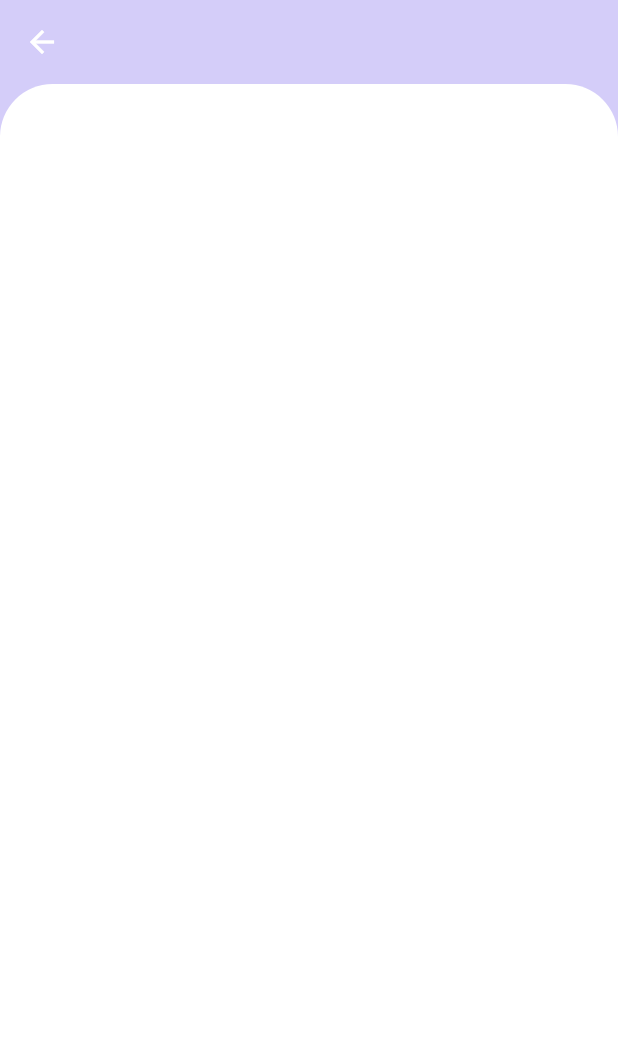
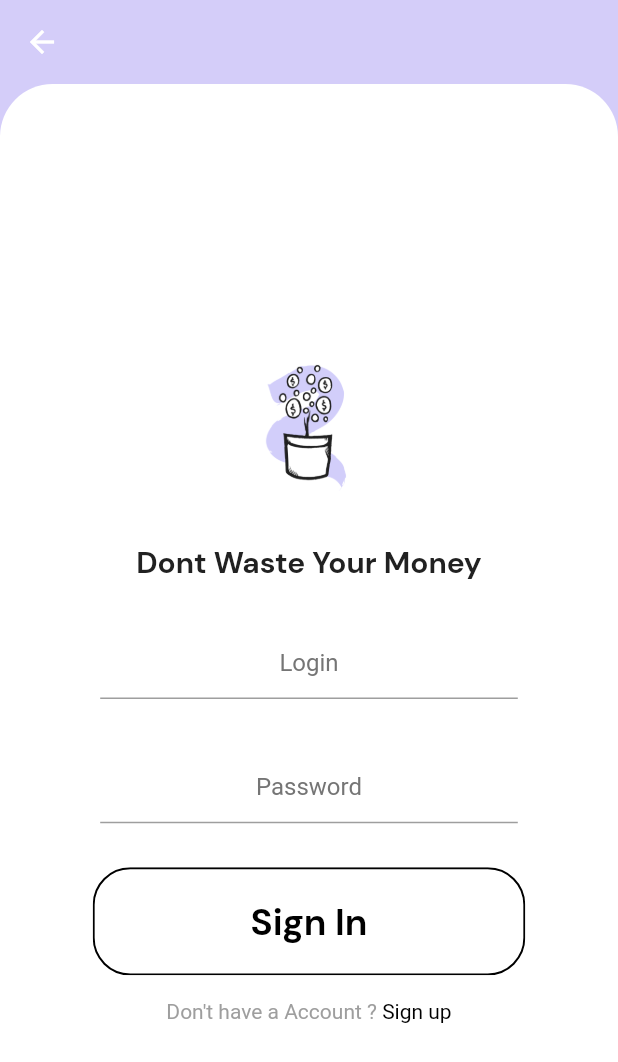
Before and after one commit to AndreyLukyanenko/dontWasteMoney, a Flutter app: the screen it shows after launch, after a tap on "Continue", on a phone screen of 412 x 824 dp. Shown: the top 1062 px of the screen. Run offline on Flutter 3.47's test engine with Material 2 defaults, Android fonts, the phone set to English and light mode, and no system bars.

Commit message:
Add Login Page

```diff
--- a/lib/Screens/LoginPage/body.dart
+++ b/lib/Screens/LoginPage/body.dart
@@ -1,15 +1,20 @@
+import 'package:dontWasteMoney/components/already_have_account.dart';
+import 'package:dontWasteMoney/components/input_text_field.dart';
+import 'package:dontWasteMoney/components/rounded_button.dart';
+import 'package:dontWasteMoney/components/text_header.dart';
 import 'package:flutter/material.dart';
 
 class LoginPage extends StatelessWidget {
-
   @override
   Widget build(BuildContext context) {
+    Size size = MediaQuery.of(context).size;
     return Scaffold(
       appBar: AppBar(
         backgroundColor: Colors.transparent,
         elevation: 0.0,
       ),
       body: Container(
+        width: double.infinity,
         decoration: BoxDecoration(
           color: Colors.white,
           borderRadius: BorderRadius.only(
@@ -17,6 +22,46 @@ class LoginPage extends StatelessWidget {
             topRight: Radius.circular(35),
           ),
         ),
+        child: Column(
+          mainAxisAlignment: MainAxisAlignment.center,
+          children: [
+            Center(
+              child: Hero(
+                tag: 'mainicon',
+                child: Image.asset(
+                  "assets/images/grow-your-money.png",
+                  height: size.height * 0.2,
+                  width: size.width * 0.3,
+                ),
+              ),
+            ),
+            MainHeader(),
+            SizedBox(
+              height: size.height * 0.03,
+            ),
+            InputTextField(
+              hintText: 'Login',
+              onPress: () {},
+            ),
+            SizedBox(
+              height: size.height * 0.03,
+            ),
+            InputTextField(
+              hintText: 'Password',
+              onPress: () {},
+            ),
+            SizedBox(
+              height: size.height * 0.02,
+            ),
+            RoundedButton(
+              text: 'Sign In',
+            ),
+            SizedBox(
+              height: size.height * 0.01,
+            ),
+            AlreadyHeaveAnAccountCheck(),
+          ],
+        ),
       ),
     );
   }
--- a/lib/Screens/Wellcome/body.dart
+++ b/lib/Screens/Wellcome/body.dart
@@ -25,10 +25,13 @@ class WellcomeScreen extends StatelessWidget {
           mainAxisAlignment: MainAxisAlignment.center,
           children: [
             Center(
-              child: Image.asset(
-                "assets/images/grow-your-money.png",
-                height: size.height * 0.5,
-                width: size.width * 0.7,
+              child: Hero(
+                tag: "mainicon",
+                child: Image.asset(
+                  "assets/images/grow-your-money.png",
+                  height: size.height * 0.5,
+                  width: size.width * 0.7,
+                ),
               ),
             ),
             MainHeader(),
--- /dev/null
+++ b/lib/components/already_have_account.dart
@@ -0,0 +1,35 @@
+import 'package:flutter/material.dart';
+
+class AlreadyHeaveAnAccountCheck extends StatelessWidget {
+  final bool login;
+  final Function press;
+  const AlreadyHeaveAnAccountCheck({
+    Key key,
+    this.login = true,
+    this.press,
+  }) : super(key: key);
+
+  @override
+  Widget build(BuildContext context) {
+    return Row(
+      mainAxisAlignment: MainAxisAlignment.center,
+      children: [
+        Text(
+          login ? "Don't have a Account ? " : "Already have an Account ? ",
+          style: TextStyle(
+            color: Colors.grey[500],
+          ),
+        ),
+        GestureDetector(
+          onTap: press,
+          child: Text(
+            login ? 'Sign up' : 'Sign in',
+            style: TextStyle(
+              color: Colors.black,
+            ),
+          ),
+        )
+      ],
+    );
+  }
+}
--- /dev/null
+++ b/lib/components/input_text_field.dart
@@ -0,0 +1,29 @@
+import 'package:flutter/material.dart';
+
+class InputTextField extends StatelessWidget {
+  final String hintText;
+  final Function onPress;
+  const InputTextField({
+    Key key,
+    @required this.hintText,
+    @required this.onPress,
+  }) : super(key: key);
+
+  @override
+  Widget build(BuildContext context) {
+    Size size = MediaQuery.of(context).size;
+    return Container(
+      width: size.width * 0.7,
+      padding: EdgeInsets.all(5.0),
+      child: TextFormField(
+        onTap: onPress,
+        textAlign: TextAlign.center,
+        decoration: InputDecoration(
+            hintText: hintText,
+            hintStyle: TextStyle(
+              color: Colors.grey[600],
+            )),
+      ),
+    );
+  }
+}
--- a/lib/components/rounded_button.dart
+++ b/lib/components/rounded_button.dart
@@ -38,8 +38,7 @@ class RoundedButton extends StatelessWidget {
               color: textColor,
               fontWeight: FontWeight.w700,
               fontFamily: 'DM Sans',
-              fontSize: 20,
-              letterSpacing: 1,
+              fontSize: size.height * 0.03,
             ),
           ),
         ),
```
